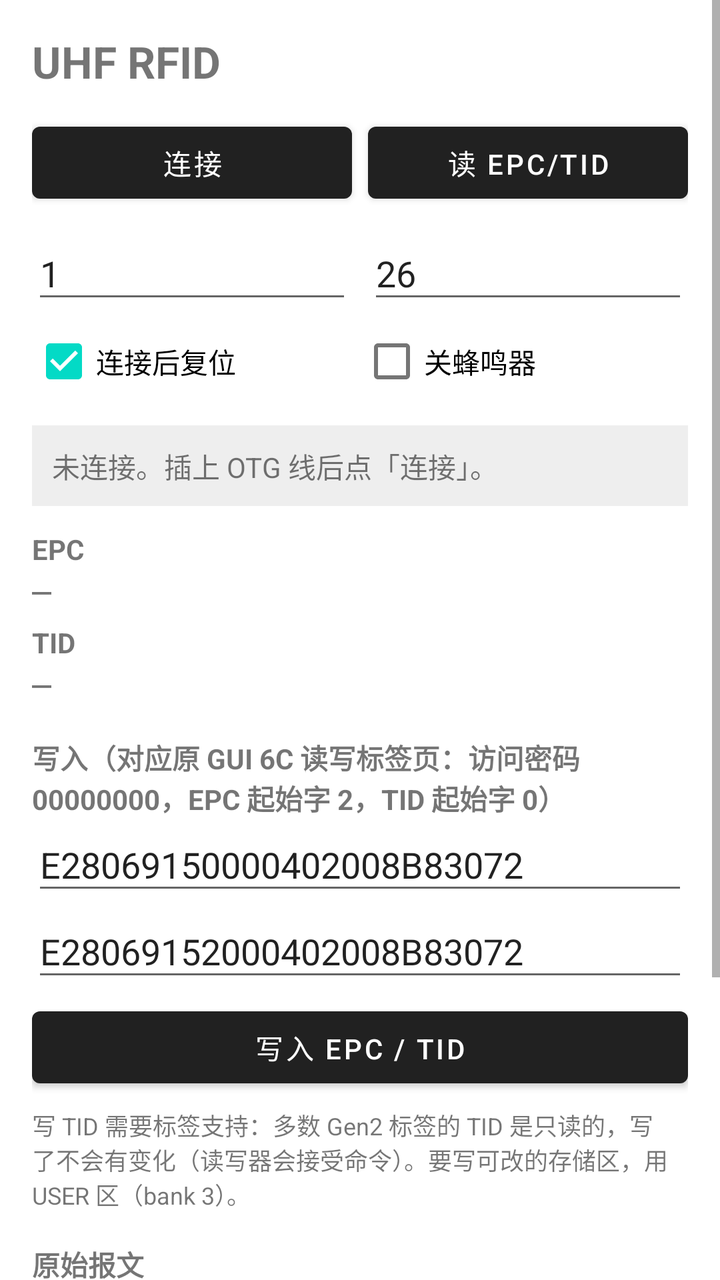
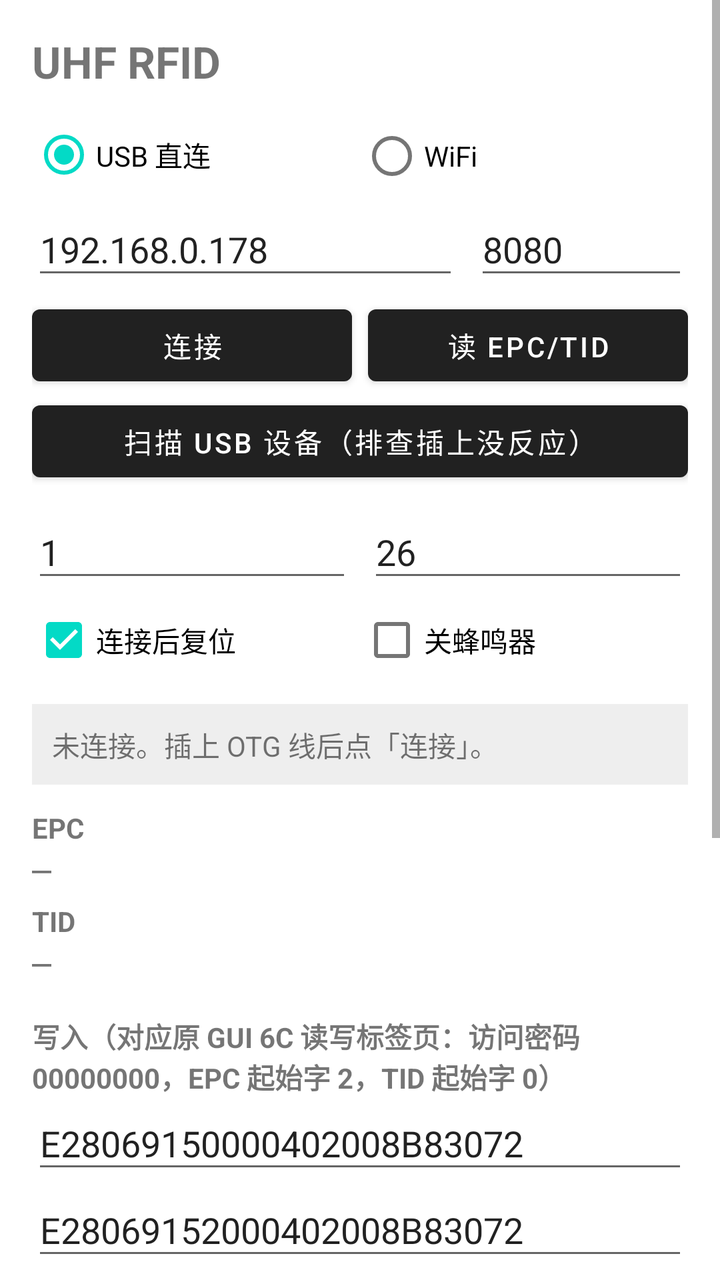

Two renders of the same Android screen: before a commit and after it. Below are the layout's source before the change and the commit's diff.
<!-- AndroidManifest.xml: application theme Theme.UhfRfid -->
<!-- res/layout/activity_main.xml -->
<?xml version="1.0" encoding="utf-8"?>
<ScrollView xmlns:android="http://schemas.android.com/apk/res/android"
    android:layout_width="match_parent"
    android:layout_height="match_parent"
    android:fillViewport="true">

    <LinearLayout
        android:layout_width="match_parent"
        android:layout_height="wrap_content"
        android:orientation="vertical"
        android:padding="16dp">

        <TextView
            android:layout_width="wrap_content"
            android:layout_height="wrap_content"
            android:text="@string/app_name"
            android:textSize="22sp"
            android:textStyle="bold" />

        
        <LinearLayout
            android:layout_width="match_parent"
            android:layout_height="wrap_content"
            android:layout_marginTop="12dp"
            android:orientation="horizontal">

            <Button
                android:id="@+id/connectBtn"
                android:layout_width="0dp"
                android:layout_height="wrap_content"
                android:layout_weight="1"
                android:text="@string/connect" />

            <Button
                android:id="@+id/readBtn"
                android:layout_width="0dp"
                android:layout_height="wrap_content"
                android:layout_weight="1"
                android:layout_marginStart="8dp"
                android:text="@string/read" />
        </LinearLayout>

        
        <LinearLayout
            android:layout_width="match_parent"
            android:layout_height="wrap_content"
            android:layout_marginTop="8dp"
            android:orientation="horizontal">

            <EditText
                android:id="@+id/antennaEdit"
                android:layout_width="0dp"
                android:layout_height="wrap_content"
                android:layout_weight="1"
                android:hint="@string/antenna"
                android:inputType="number"
                android:text="1" />

            <EditText
                android:id="@+id/powerEdit"
                android:layout_width="0dp"
                android:layout_height="wrap_content"
                android:layout_weight="1"
                android:layout_marginStart="8dp"
                android:hint="@string/power"
                android:inputType="number"
                android:text="26" />
        </LinearLayout>

        <LinearLayout
            android:layout_width="match_parent"
            android:layout_height="wrap_content"
            android:orientation="horizontal">

            <CheckBox
                android:id="@+id/restartCheck"
                android:layout_width="0dp"
                android:layout_height="wrap_content"
                android:layout_weight="1"
                android:checked="true"
                android:text="@string/restart" />

            <CheckBox
                android:id="@+id/muteCheck"
                android:layout_width="0dp"
                android:layout_height="wrap_content"
                android:layout_weight="1"
                android:text="@string/mute" />
        </LinearLayout>

        
        <TextView
            android:id="@+id/statusText"
            android:layout_width="match_parent"
            android:layout_height="wrap_content"
            android:layout_marginTop="8dp"
            android:background="#11000000"
            android:padding="10dp"
            android:text="@string/not_connected"
            android:textIsSelectable="true" />

        
        <TextView
            android:layout_width="wrap_content"
            android:layout_height="wrap_content"
            android:layout_marginTop="12dp"
            android:text="@string/epc"
            android:textStyle="bold" />

        <TextView
            android:id="@+id/epcText"
            android:layout_width="match_parent"
            android:layout_height="wrap_content"
            android:fontFamily="monospace"
            android:text="—"
            android:textIsSelectable="true"
            android:textSize="16sp" />

        <TextView
            android:layout_width="wrap_content"
            android:layout_height="wrap_content"
            android:layout_marginTop="6dp"
            android:text="@string/tid"
            android:textStyle="bold" />

        <TextView
            android:id="@+id/tidText"
            android:layout_width="match_parent"
            android:layout_height="wrap_content"
            android:fontFamily="monospace"
            android:text="—"
            android:textIsSelectable="true"
            android:textSize="16sp" />

        
        <TextView
            android:layout_width="wrap_content"
            android:layout_height="wrap_content"
            android:layout_marginTop="16dp"
            android:text="@string/write_section"
            android:textStyle="bold" />

        <EditText
            android:id="@+id/epcEdit"
            android:layout_width="match_parent"
            android:layout_height="wrap_content"
            android:hint="@string/epc_hint"
            android:inputType="textNoSuggestions"
            android:text="E28069150000402008B83072" />

        <EditText
            android:id="@+id/tidEdit"
            android:layout_width="match_parent"
            android:layout_height="wrap_content"
            android:hint="@string/tid_hint"
            android:inputType="textNoSuggestions"
            android:text="E28069152000402008B83072" />

        <Button
            android:id="@+id/writeBtn"
            android:layout_width="match_parent"
            android:layout_height="wrap_content"
            android:layout_marginTop="4dp"
            android:text="@string/write" />

        <TextView
            android:layout_width="match_parent"
            android:layout_height="wrap_content"
            android:layout_marginTop="6dp"
            android:text="@string/write_note"
            android:textSize="12sp" />

        
        <TextView
            android:layout_width="wrap_content"
            android:layout_height="wrap_content"
            android:layout_marginTop="16dp"
            android:text="@string/raw_log"
            android:textStyle="bold" />

        <TextView
            android:id="@+id/logText"
            android:layout_width="match_parent"
            android:layout_height="180dp"
            android:background="#11000000"
            android:fontFamily="monospace"
            android:padding="8dp"
            android:textIsSelectable="true"
            android:textSize="11sp" />

    </LinearLayout>
</ScrollView>
<!-- resources referenced by this layout -->
<resources>
  <string name="antenna">天线口</string>
  <string name="app_name">UHF RFID</string>
  <string name="connect">连接</string>
  <string name="epc">EPC</string>
  <string name="epc_hint">EPC（Hex，12 字节）</string>
  <string name="mute">关蜂鸣器</string>
  <string name="not_connected">未连接。插上 OTG 线后点「连接」。</string>
  <string name="power">功率</string>
  <string name="raw_log">原始报文</string>
  <string name="read">读 EPC/TID</string>
  <string name="restart">连接后复位</string>
  <string name="tid">TID</string>
  <string name="tid_hint">TID（Hex，12 字节）</string>
  <string name="write">写入 EPC / TID</string>
  <string name="write_note">写 TID 需要标签支持：多数 Gen2 标签的 TID 是只读的，写了不会有变化（读写器会接受命令）。要写可改的存储区，用 USER 区（bank 3）。</string>
  <string name="write_section">写入（对应原 GUI 6C 读写标签页：访问密码 00000000，EPC 起始字 2，TID 起始字 0）</string>
  <style name="Theme.UhfRfid" parent="Theme.MaterialComponents.DayNight.DarkActionBar" />
</resources>

<!-- the commit's change to res/layout/activity_main.xml (unified diff, before → after) -->
@@ -2,7 +2,8 @@
 <ScrollView xmlns:android="http://schemas.android.com/apk/res/android"
     android:layout_width="match_parent"
     android:layout_height="match_parent"
-    android:fillViewport="true">
+    android:fillViewport="true"
+    android:fitsSystemWindows="true">
 
     <LinearLayout
         android:layout_width="match_parent"
@@ -18,10 +19,59 @@
             android:textStyle="bold" />
 
         
-        <LinearLayout
-            android:layout_width="match_parent"
-            android:layout_height="wrap_content"
-            android:layout_marginTop="12dp"
+        <RadioGroup
+            android:id="@+id/transportGroup"
+            android:layout_width="match_parent"
+            android:layout_height="wrap_content"
+            android:layout_marginTop="8dp"
+            android:orientation="horizontal">
+
+            <RadioButton
+                android:id="@+id/usbRadio"
+                android:layout_width="0dp"
+                android:layout_height="wrap_content"
+                android:layout_weight="1"
+                android:checked="true"
+                android:text="@string/mode_usb" />
+
+            <RadioButton
+                android:id="@+id/tcpRadio"
+                android:layout_width="0dp"
+                android:layout_height="wrap_content"
+                android:layout_weight="1"
+                android:text="@string/mode_tcp" />
+        </RadioGroup>
+
+        <LinearLayout
+            android:layout_width="match_parent"
+            android:layout_height="wrap_content"
+            android:orientation="horizontal">
+
+            <EditText
+                android:id="@+id/hostEdit"
+                android:layout_width="0dp"
+                android:layout_height="wrap_content"
+                android:layout_weight="2"
+                android:hint="@string/host_hint"
+                android:inputType="textNoSuggestions"
+                android:text="192.168.0.178" />
+
+            <EditText
+                android:id="@+id/portEdit"
+                android:layout_width="0dp"
+                android:layout_height="wrap_content"
+                android:layout_weight="1"
+                android:layout_marginStart="8dp"
+                android:hint="@string/port_hint"
+                android:inputType="number"
+                android:text="8080" />
+        </LinearLayout>
+
+        
+        <LinearLayout
+            android:layout_width="match_parent"
+            android:layout_height="wrap_content"
+            android:layout_marginTop="4dp"
             android:orientation="horizontal">
 
             <Button
@@ -39,6 +89,12 @@
                 android:layout_marginStart="8dp"
                 android:text="@string/read" />
         </LinearLayout>
+
+        <Button
+            android:id="@+id/scanUsbBtn"
+            android:layout_width="match_parent"
+            android:layout_height="wrap_content"
+            android:text="@string/scan_usb" />
 
         
         <LinearLayout
<!-- resource entries referenced after the edit -->
@@ -5,12 +5,17 @@
   <string name="connect">连接</string>
   <string name="epc">EPC</string>
   <string name="epc_hint">EPC（Hex，12 字节）</string>
+  <string name="host_hint">读写器或桥的 IP</string>
+  <string name="mode_tcp">WiFi</string>
+  <string name="mode_usb">USB 直连</string>
   <string name="mute">关蜂鸣器</string>
   <string name="not_connected">未连接。插上 OTG 线后点「连接」。</string>
+  <string name="port_hint">端口</string>
   <string name="power">功率</string>
   <string name="raw_log">原始报文</string>
   <string name="read">读 EPC/TID</string>
   <string name="restart">连接后复位</string>
+  <string name="scan_usb">扫描 USB 设备（排查插上没反应）</string>
   <string name="tid">TID</string>
   <string name="tid_hint">TID（Hex，12 字节）</string>
   <string name="write">写入 EPC / TID</string>
